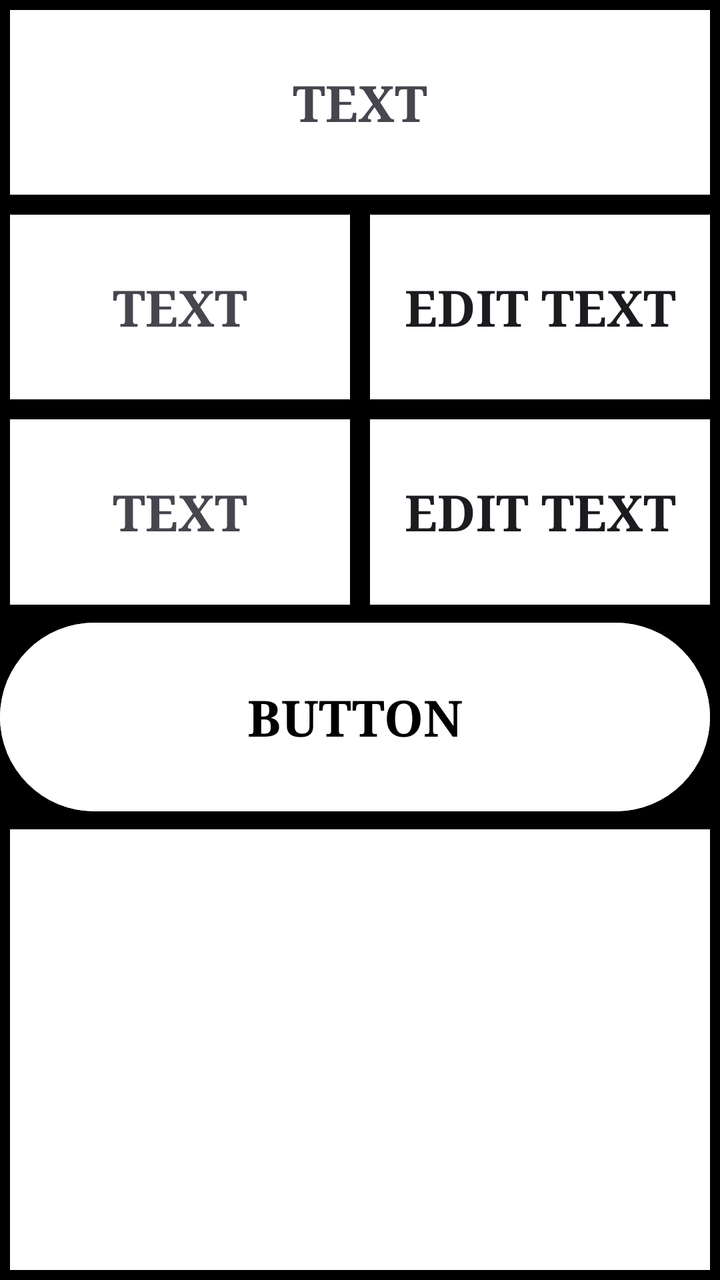
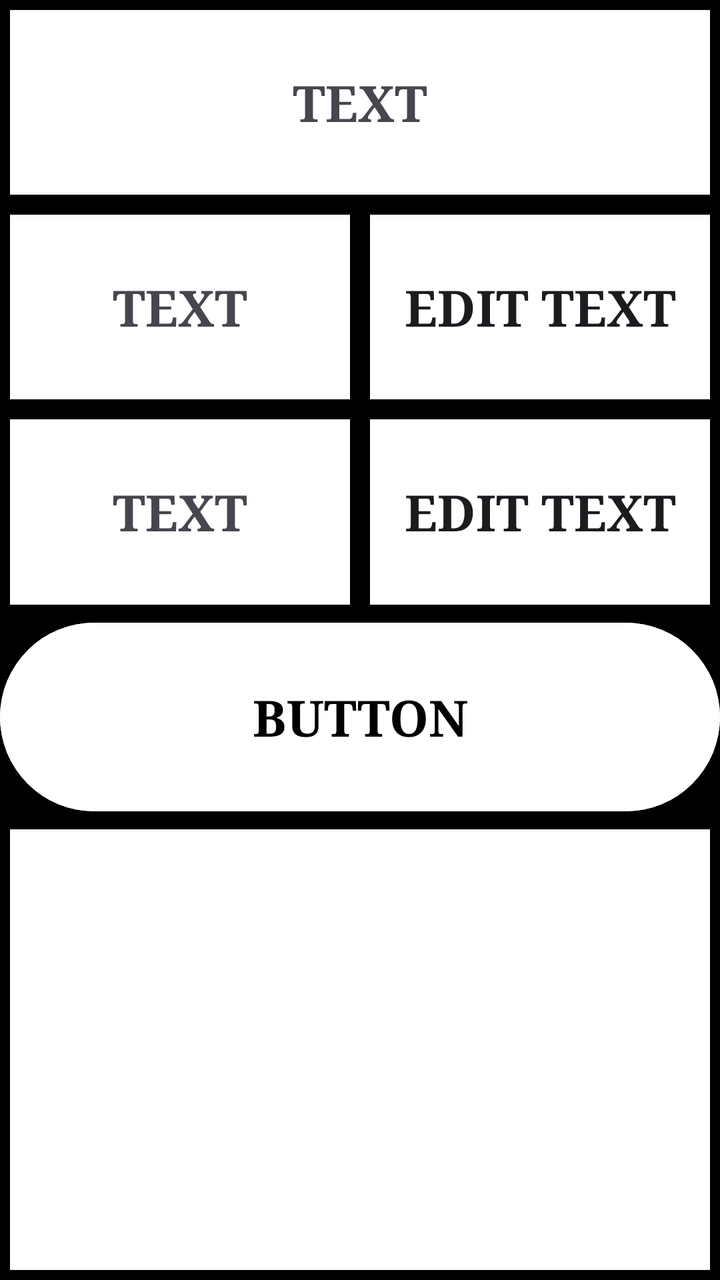

An Android layout rendered at two revisions. The XML below is the earlier revision; the diff shows what the commit changed to produce the second picture.
<!-- AndroidManifest.xml: application theme Theme.XML_Uebung1 -->
<!-- res/layout/uebung2constraint.xml -->
<?xml version="1.0" encoding="utf-8"?>

<androidx.constraintlayout.widget.ConstraintLayout xmlns:android="http://schemas.android.com/apk/res/android"
    xmlns:tools="http://schemas.android.com/tools"
    android:layout_width="match_parent"
    android:layout_height="match_parent"
    xmlns:app="http://schemas.android.com/apk/res-auto"
    android:background="@color/black"
    android:layout_margin="5dp">
    <androidx.constraintlayout.widget.Guideline
        android:id="@+id/guideline1"
        android:layout_width="wrap_content"
        android:layout_height="wrap_content"
        app:layout_constraintGuide_percent="0.16"
        android:orientation="horizontal"/>
    <androidx.constraintlayout.widget.Guideline
        android:id="@+id/guideline2"
        android:layout_width="wrap_content"
        android:layout_height="wrap_content"
        app:layout_constraintGuide_percent="0.32"
        android:orientation="horizontal"/>
    <androidx.constraintlayout.widget.Guideline
        android:id="@+id/guideline3"
        android:layout_width="wrap_content"
        android:layout_height="wrap_content"
        app:layout_constraintGuide_percent="0.48"
        android:orientation="horizontal"/>
    <androidx.constraintlayout.widget.Guideline
        android:id="@+id/guideline4"
        android:layout_width="wrap_content"
        android:layout_height="wrap_content"
        app:layout_constraintGuide_percent="0.64"
        android:orientation="horizontal"/>

    <TextView
        android:id="@+id/textView2"
        android:layout_width="0dp"
        android:layout_height="0dp"
        android:layout_margin="5dp"
        android:layout_marginStart="5dp"
        android:layout_marginTop="5dp"
        android:layout_marginEnd="5dp"
        android:layout_marginBottom="5dp"
        android:background="@color/white"
        android:text="TEXT"
        android:fontFamily="serif"
        android:textStyle="bold"
        android:textSize="25dp"
        android:gravity="center"
        app:layout_constraintBottom_toBottomOf="@+id/guideline1"
        app:layout_constraintEnd_toEndOf="parent"
        app:layout_constraintStart_toStartOf="parent"
        app:layout_constraintTop_toTopOf="parent"></TextView>

    <androidx.constraintlayout.widget.ConstraintLayout
        android:layout_width="0dp"
        android:layout_height="0dp"
        app:layout_constraintBottom_toBottomOf="@id/guideline2"
        app:layout_constraintEnd_toEndOf="parent"
        app:layout_constraintStart_toStartOf="parent"
        app:layout_constraintTop_toTopOf="@+id/guideline1">
        <androidx.constraintlayout.widget.Guideline
            android:id="@+id/guideline5"
            android:layout_width="wrap_content"
            android:layout_height="wrap_content"
            app:layout_constraintGuide_percent="0.5"
            android:orientation="vertical"/>

        <TextView
            android:id="@+id/textView3"
            android:layout_width="0dp"
            android:layout_height="0dp"
            android:layout_margin="5dp"
            android:layout_marginStart="5dp"
            android:background="@color/white"
            android:text="TEXT"
            android:fontFamily="serif"
            android:textStyle="bold"
            android:textSize="25dp"
            android:gravity="center"
            app:layout_constraintBottom_toBottomOf="parent"
            app:layout_constraintEnd_toEndOf="@+id/guideline5"
            app:layout_constraintStart_toStartOf="parent"
            app:layout_constraintTop_toTopOf="parent"></TextView>

        <EditText
            android:layout_width="0dp"
            android:layout_height="0dp"
            android:layout_margin="5dp"
            android:text="EDIT TEXT"
            android:fontFamily="serif"
            android:textStyle="bold"
            android:textSize="25dp"
            android:gravity="center"
            app:layout_constraintBottom_toBottomOf="parent"
            app:layout_constraintEnd_toEndOf="parent"
            app:layout_constraintStart_toStartOf="@+id/guideline5"
            app:layout_constraintTop_toTopOf="parent"
            android:background="@color/white">

        </EditText>

    </androidx.constraintlayout.widget.ConstraintLayout>
    <androidx.constraintlayout.widget.ConstraintLayout
        android:layout_width="0dp"
        android:layout_height="0dp"
        app:layout_constraintBottom_toBottomOf="@id/guideline3"
        app:layout_constraintEnd_toEndOf="parent"
        app:layout_constraintStart_toStartOf="parent"
        app:layout_constraintTop_toTopOf="@+id/guideline2">
        <androidx.constraintlayout.widget.Guideline
            android:id="@+id/guideline6"
            android:layout_width="wrap_content"
            android:layout_height="wrap_content"
            app:layout_constraintGuide_percent="0.5"
            android:orientation="vertical"/>

        <TextView
            android:id="@+id/textView"
            android:layout_width="0dp"
            android:layout_height="0dp"
            android:layout_margin="5dp"
            android:layout_marginStart="5dp"
            android:background="@color/white"
            android:text="TEXT"
            android:fontFamily="serif"
            android:textStyle="bold"
            android:textSize="25dp"
            android:gravity="center"
            app:layout_constraintBottom_toBottomOf="parent"
            app:layout_constraintEnd_toEndOf="@+id/guideline6"
            app:layout_constraintStart_toStartOf="parent"
            app:layout_constraintTop_toTopOf="parent"></TextView>

        <EditText
            android:layout_width="0dp"
            android:layout_height="0dp"
            android:layout_margin="5dp"
            android:text="EDIT TEXT"
            android:fontFamily="serif"
            android:textStyle="bold"
            android:textSize="25dp"
            android:gravity="center"
            app:layout_constraintBottom_toBottomOf="parent"
            app:layout_constraintEnd_toEndOf="parent"
            app:layout_constraintStart_toStartOf="@+id/guideline6"
            app:layout_constraintTop_toTopOf="parent"
            android:background="@color/white">
        </EditText>
    </androidx.constraintlayout.widget.ConstraintLayout>

    <Button
        android:layout_width="0dp"
        android:layout_height="0dp"
        android:backgroundTint="@color/white"
        android:text="BUTTON"
        android:textColor="@color/black"
        android:fontFamily="serif"
        android:textStyle="bold"
        android:textSize="25dp"
        android:gravity="center"
        app:layout_constraintBottom_toBottomOf="@id/guideline4"
        app:layout_constraintEnd_toEndOf="@+id/textView2"
        app:layout_constraintStart_toStartOf="parent"
        app:layout_constraintTop_toTopOf="@id/guideline3"></Button>

    <androidx.constraintlayout.widget.ConstraintLayout
        android:layout_width="0dp"
        android:layout_height="0dp"
        android:background="@color/white"
        android:layout_margin="5dp"
        app:layout_constraintBottom_toBottomOf="parent"
        app:layout_constraintEnd_toEndOf="parent"
        app:layout_constraintStart_toStartOf="parent"
        app:layout_constraintTop_toTopOf="@+id/guideline4">

    </androidx.constraintlayout.widget.ConstraintLayout>

</androidx.constraintlayout.widget.ConstraintLayout>
<!-- resources referenced by this layout -->
<resources>
  <color name="black">#FF000000</color>
  <color name="white">#FFFFFFFF</color>
  <style name="Theme.XML_Uebung1" parent="Base.Theme.XML_Uebung1" />
  <style name="Base.Theme.XML_Uebung1" parent="Theme.Material3.DayNight.NoActionBar">
          
          
      </style>
</resources>

<!-- the commit's change to res/layout/uebung2constraint.xml (unified diff, before → after) -->
@@ -1,6 +1,7 @@
 <?xml version="1.0" encoding="utf-8"?>
 
-<androidx.constraintlayout.widget.ConstraintLayout xmlns:android="http://schemas.android.com/apk/res/android"
+<androidx.constraintlayout.widget.ConstraintLayout
+    xmlns:android="http://schemas.android.com/apk/res/android"
     xmlns:tools="http://schemas.android.com/tools"
     android:layout_width="match_parent"
     android:layout_height="match_parent"
@@ -37,20 +38,16 @@
         android:layout_width="0dp"
         android:layout_height="0dp"
         android:layout_margin="5dp"
-        android:layout_marginStart="5dp"
-        android:layout_marginTop="5dp"
-        android:layout_marginEnd="5dp"
-        android:layout_marginBottom="5dp"
         android:background="@color/white"
-        android:text="TEXT"
+        android:text="@string/text"
         android:fontFamily="serif"
         android:textStyle="bold"
-        android:textSize="25dp"
+        android:textSize="25sp"
         android:gravity="center"
         app:layout_constraintBottom_toBottomOf="@+id/guideline1"
         app:layout_constraintEnd_toEndOf="parent"
         app:layout_constraintStart_toStartOf="parent"
-        app:layout_constraintTop_toTopOf="parent"></TextView>
+        app:layout_constraintTop_toTopOf="parent"/>
 
     <androidx.constraintlayout.widget.ConstraintLayout
         android:layout_width="0dp"
@@ -71,36 +68,33 @@
             android:layout_width="0dp"
             android:layout_height="0dp"
             android:layout_margin="5dp"
-            android:layout_marginStart="5dp"
             android:background="@color/white"
-            android:text="TEXT"
+            android:text="@string/text"
             android:fontFamily="serif"
             android:textStyle="bold"
-            android:textSize="25dp"
+            android:textSize="25sp"
             android:gravity="center"
             app:layout_constraintBottom_toBottomOf="parent"
             app:layout_constraintEnd_toEndOf="@+id/guideline5"
             app:layout_constraintStart_toStartOf="parent"
-            app:layout_constraintTop_toTopOf="parent"></TextView>
+            app:layout_constraintTop_toTopOf="parent"/>
 
         <EditText
             android:layout_width="0dp"
             android:layout_height="0dp"
             android:layout_margin="5dp"
-            android:text="EDIT TEXT"
+            android:text="@string/edit_text"
             android:fontFamily="serif"
             android:textStyle="bold"
-            android:textSize="25dp"
+            android:textSize="25sp"
             android:gravity="center"
             app:layout_constraintBottom_toBottomOf="parent"
             app:layout_constraintEnd_toEndOf="parent"
             app:layout_constraintStart_toStartOf="@+id/guideline5"
             app:layout_constraintTop_toTopOf="parent"
-            android:background="@color/white">
+            android:background="@color/white"/>
+    </androidx.constraintlayout.widget.ConstraintLayout>
 
-        </EditText>
-
-    </androidx.constraintlayout.widget.ConstraintLayout>
     <androidx.constraintlayout.widget.ConstraintLayout
         android:layout_width="0dp"
         android:layout_height="0dp"
@@ -120,51 +114,49 @@
             android:layout_width="0dp"
             android:layout_height="0dp"
             android:layout_margin="5dp"
-            android:layout_marginStart="5dp"
             android:background="@color/white"
-            android:text="TEXT"
+            android:text="@string/text"
             android:fontFamily="serif"
             android:textStyle="bold"
-            android:textSize="25dp"
+            android:textSize="25sp"
             android:gravity="center"
             app:layout_constraintBottom_toBottomOf="parent"
             app:layout_constraintEnd_toEndOf="@+id/guideline6"
             app:layout_constraintStart_toStartOf="parent"
-            app:layout_constraintTop_toTopOf="parent"></TextView>
+            app:layout_constraintTop_toTopOf="parent"/>
 
         <EditText
             android:layout_width="0dp"
             android:layout_height="0dp"
             android:layout_margin="5dp"
-            android:text="EDIT TEXT"
+            android:text="@string/edit_text"
             android:fontFamily="serif"
             android:textStyle="bold"
-            android:textSize="25dp"
+            android:textSize="25sp"
             android:gravity="center"
             app:layout_constraintBottom_toBottomOf="parent"
             app:layout_constraintEnd_toEndOf="parent"
             app:layout_constraintStart_toStartOf="@+id/guideline6"
             app:layout_constraintTop_toTopOf="parent"
-            android:background="@color/white">
-        </EditText>
+            android:background="@color/white"/>
     </androidx.constraintlayout.widget.ConstraintLayout>
 
     <Button
         android:layout_width="0dp"
         android:layout_height="0dp"
         android:backgroundTint="@color/white"
-        android:text="BUTTON"
+        android:text="@string/button"
         android:textColor="@color/black"
         android:fontFamily="serif"
         android:textStyle="bold"
-        android:textSize="25dp"
+        android:textSize="25sp"
         android:gravity="center"
         app:layout_constraintBottom_toBottomOf="@id/guideline4"
-        app:layout_constraintEnd_toEndOf="@+id/textView2"
+        app:layout_constraintEnd_toEndOf="parent"
         app:layout_constraintStart_toStartOf="parent"
-        app:layout_constraintTop_toTopOf="@id/guideline3"></Button>
+        app:layout_constraintTop_toTopOf="@id/guideline3"/>
 
-    <androidx.constraintlayout.widget.ConstraintLayout
+    <TextView
         android:layout_width="0dp"
         android:layout_height="0dp"
         android:background="@color/white"
@@ -172,8 +164,6 @@
         app:layout_constraintBottom_toBottomOf="parent"
         app:layout_constraintEnd_toEndOf="parent"
         app:layout_constraintStart_toStartOf="parent"
-        app:layout_constraintTop_toTopOf="@+id/guideline4">
-
-    </androidx.constraintlayout.widget.ConstraintLayout>
+        app:layout_constraintTop_toTopOf="@+id/guideline4"/>
 
 </androidx.constraintlayout.widget.ConstraintLayout>
<!-- resource entries referenced after the edit -->
@@ -2,6 +2,9 @@
 <resources>
   <color name="black">#FF000000</color>
   <color name="white">#FFFFFFFF</color>
+  <string name="button">BUTTON</string>
+  <string name="edit_text">EDIT TEXT</string>
+  <string name="text">TEXT</string>
   <style name="Theme.XML_Uebung1" parent="Base.Theme.XML_Uebung1" />
   <style name="Base.Theme.XML_Uebung1" parent="Theme.Material3.DayNight.NoActionBar">
           
